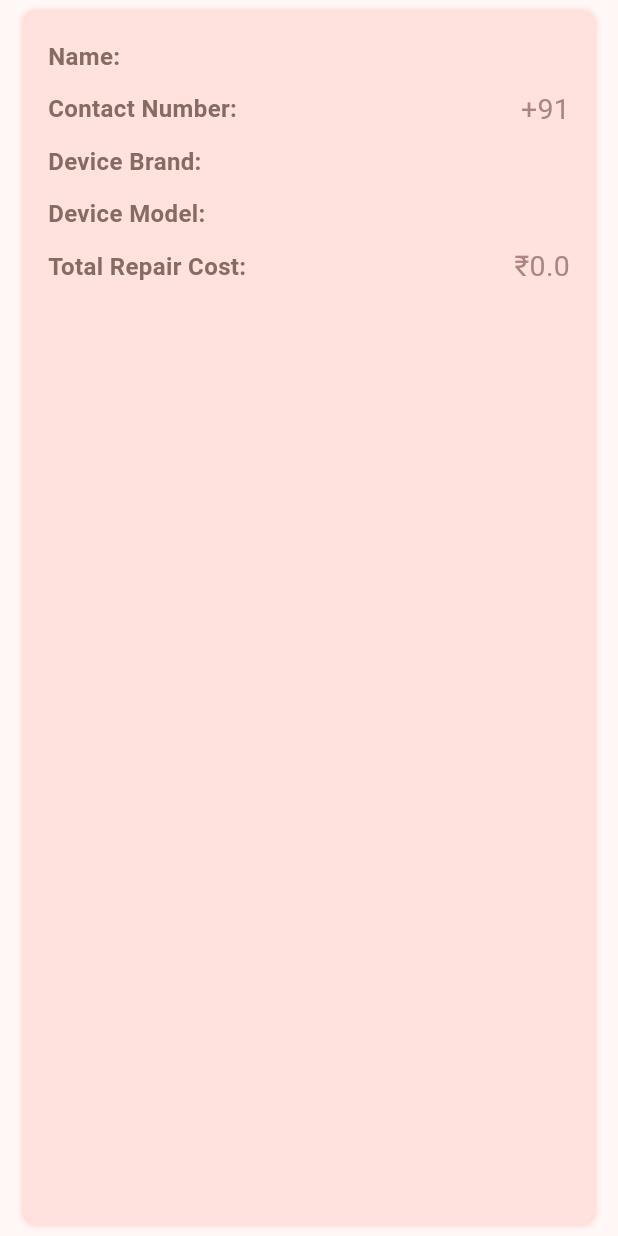
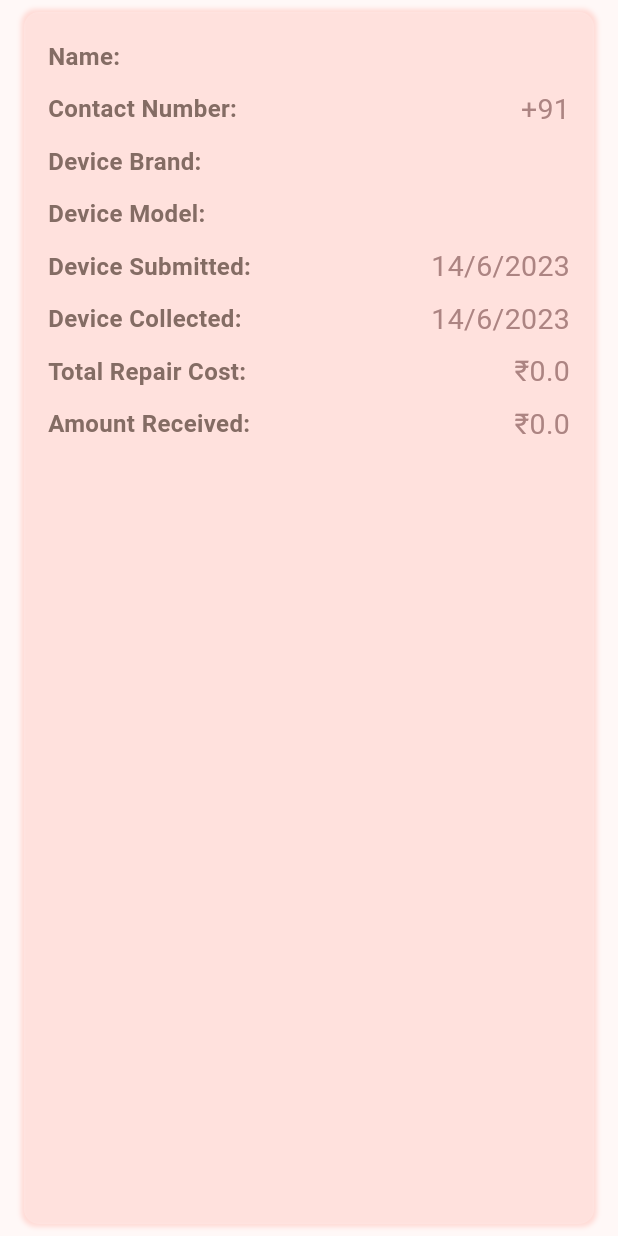
Before and after one commit to vinaytiparadi/servicetracker_flutter, a Flutter app: the GlassCard widget shown alone on an empty page, opened directly with empty values, on a phone screen of 412 x 824 dp. Run offline on Flutter 3.47's test engine with Material 2 defaults, Android fonts, the phone set to English and light mode, and no system bars; our stand-ins replace another_flushbar, cloud_firestore, connectivity_plus, firebase_auth, firebase_core, flutter_spinkit and 1 more; accounts and stored records are empty; generated files the repository leaves out were written again.

Commit message:
add new form parameter

```diff
--- a/lib/ form_validation/validation_logic.dart
+++ b/lib/ form_validation/validation_logic.dart
@@ -36,6 +36,13 @@ String? validateSmartPhoneModel(String? value) {
   return null;
 }
 
+String? validateSmartPhoneIssue(String? value) {
+  if (value == null || value.isEmpty) {
+    return 'SmartPhone Brand Issue cannot be empty.';
+  }
+  return null;
+}
+
 String? validateRepairCost(String? value) {
   if (value == null || value.isEmpty) {
     return 'Cost cannot be empty.';
--- a/lib/models/FormModel.dart
+++ b/lib/models/FormModel.dart
@@ -35,6 +35,7 @@ class FormData {
   final DateTime dateSubmitted;
   final DateTime dateCollected;
   final int timestamp;
+  final String deviceIssue;
 
   FormData(
       this.customerName,
@@ -51,7 +52,7 @@ class FormData {
       // this.deviceCollectedTimestamp,
       this.dateSubmitted,
       this.dateCollected,
-      this.timestamp);
+      this.timestamp, this.deviceIssue);
 
   // FromJson
   factory FormData.fromJson(Map<String, dynamic> json) => _$FormDataFromJson(json);
--- a/lib/screens/form_screen.dart
+++ b/lib/screens/form_screen.dart
@@ -30,6 +30,7 @@ class _FormScreenState extends State<FormScreen> {
       TextEditingController();
   TextEditingController customerSmartPhoneModelController =
       TextEditingController();
+  TextEditingController customerSmartPhoneIssueController = TextEditingController();
   TextEditingController totalRepairCostController = TextEditingController();
   TextEditingController advancePaidController = TextEditingController();
   TextEditingController balanceAmountController = TextEditingController();
@@ -38,6 +39,7 @@ class _FormScreenState extends State<FormScreen> {
 
   TextEditingController deviceSubmittedDateController = TextEditingController();
   TextEditingController deviceCollectedDateController = TextEditingController();
+
 
   double balanceAmount = 0;
 
@@ -178,6 +180,22 @@ class _FormScreenState extends State<FormScreen> {
                     hintText: 'Enter SmartPhone Model',
                   ),
                   validator: validateSmartPhoneModel,
+                ),
+                SizedBox(
+                  height: scHeight(context) * 0.02,
+                ),
+                TextFormField(
+                  controller: customerSmartPhoneIssueController,
+                  // textCapitalization: TextCapitalization.words,
+                  textInputAction: TextInputAction.next,
+                  decoration: InputDecoration(
+                    contentPadding: const EdgeInsets.symmetric(
+                        horizontal: 30, vertical: 10),
+                    border: outlineEnabledBorder(),
+                    labelText: 'SmartPhone Issue',
+                    hintText: 'Enter SmartPhone Issue',
+                  ),
+                  validator: validateSmartPhoneIssue,
                 ),
                 SizedBox(
                   height: scHeight(context) * 0.02,
@@ -430,6 +448,7 @@ class _FormScreenState extends State<FormScreen> {
                                         _selectedSubmitDate,
                                         _selectedCollectDate,
                                       DateTime.now().microsecondsSinceEpoch,
+                                      customerSmartPhoneIssueController.text,
                                     );
 
 
@@ -445,6 +464,7 @@ class _FormScreenState extends State<FormScreen> {
                                           .clear();
                                       customerSmartPhoneBrandController.clear();
                                       customerSmartPhoneModelController.clear();
+                                      customerSmartPhoneIssueController.clear();
                                       totalRepairCostController.clear();
                                       advancePaidController.clear();
                                       balanceAmountController.clear();
--- a/lib/utils/widgets/glass_card.dart
+++ b/lib/utils/widgets/glass_card.dart
@@ -114,6 +114,48 @@ class GlassCard extends StatelessWidget {
               mainAxisAlignment: MainAxisAlignment.spaceBetween,
               children: [
                 Text(
+                  'Device Submitted:',
+                  style: TextStyle(
+                    fontSize: 16.0,
+                    fontWeight: FontWeight.bold,
+                    color: Color(0x846c64).withOpacity(1.0),
+                  ),
+                ),
+                Text(
+                  '${data.dateSubmitted.day}/${data.dateSubmitted.month}/${data.dateSubmitted.year}',
+                  style: TextStyle(
+                    fontSize: 19.0,
+                    color: Color(0xac8482).withOpacity(1.0),
+                  ),
+                ),
+              ],
+            ),
+            const SizedBox(height: 8.0),
+            Row(
+              mainAxisAlignment: MainAxisAlignment.spaceBetween,
+              children: [
+                Text(
+                  'Device Collected:',
+                  style: TextStyle(
+                    fontSize: 16.0,
+                    fontWeight: FontWeight.bold,
+                    color: Color(0x846c64).withOpacity(1.0),
+                  ),
+                ),
+                Text(
+                  '${data.dateCollected.day}/${data.dateCollected.month}/${data.dateCollected.year}',
+                  style: TextStyle(
+                    fontSize: 19.0,
+                    color: Color(0xac8482).withOpacity(1.0),
+                  ),
+                ),
+              ],
+            ),
+            const SizedBox(height: 8.0),
+            Row(
+              mainAxisAlignment: MainAxisAlignment.spaceBetween,
+              children: [
+                Text(
                   'Total Repair Cost:',
                   style: TextStyle(
                     fontSize: 16.0,
@@ -130,6 +172,27 @@ class GlassCard extends StatelessWidget {
                 ),
               ],
             ),
+            const SizedBox(height: 8.0),
+            Row(
+              mainAxisAlignment: MainAxisAlignment.spaceBetween,
+              children: [
+                Text(
+                  'Amount Received:',
+                  style: TextStyle(
+                    fontSize: 16.0,
+                    fontWeight: FontWeight.bold,
+                    color: Color(0x846c64).withOpacity(1.0),
+                  ),
+                ),
+                Text(
+                  '₹'+data.totalAmount.toString(),
+                  style: TextStyle(
+                    fontSize: 19.0,
+                    color: Color(0xac8482).withOpacity(1.0),
+                  ),
+                ),
+              ],
+            ),
 
           ],
         ),
```
